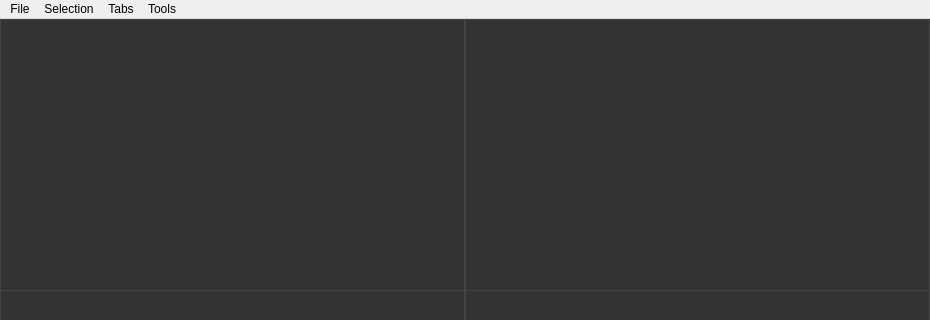
The window that mainwindow.ui (SinnCrowley/crowleys_commander) describes before a commit, drawn with Qt 5; both pictures show x 0 to 930 and y 0 to 320 of the 930 by 600 pixel window.
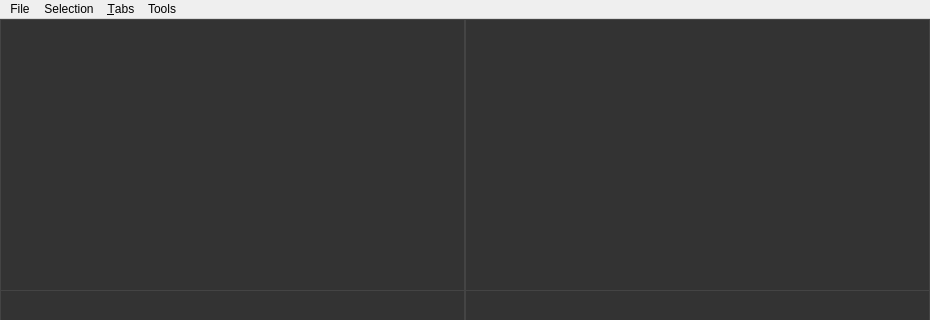
The same window after the commit. Icons and pictures are not drawn.

Diff of the .ui file:
```diff
--- a/mainwindow.ui
+++ b/mainwindow.ui
@@ -111,12 +111,12 @@
 	border-bottom: 1px solid #555;
 	border-right: 1px solid #444;
 	height: 20px;
-	margin-top: 8px;
+	margin-top: 5px;
 	margin-left: 5px;
 }
-QHeaderView::section:first {
+/*QHeaderView::section:first {
 	margin-left: -15px;
-}
+}*/
 QHeaderView::section:hover {
 	background: #292929;
 }
@@ -463,7 +463,7 @@
      <x>0</x>
      <y>0</y>
      <width>930</width>
-     <height>25</height>
+     <height>23</height>
     </rect>
    </property>
    <widget class="QMenu" name="menuFile">
@@ -496,7 +496,7 @@
    </widget>
    <widget class="QMenu" name="menuTabs">
     <property name="title">
-     <string>Tabs</string>
+     <string>&amp;Tabs</string>
     </property>
     <addaction name="actionCreate_a_new_tab"/>
     <addaction name="actionClose_this_tab"/>
```
Left out of the diff: 84 changed lines with no effect on the pictures.
